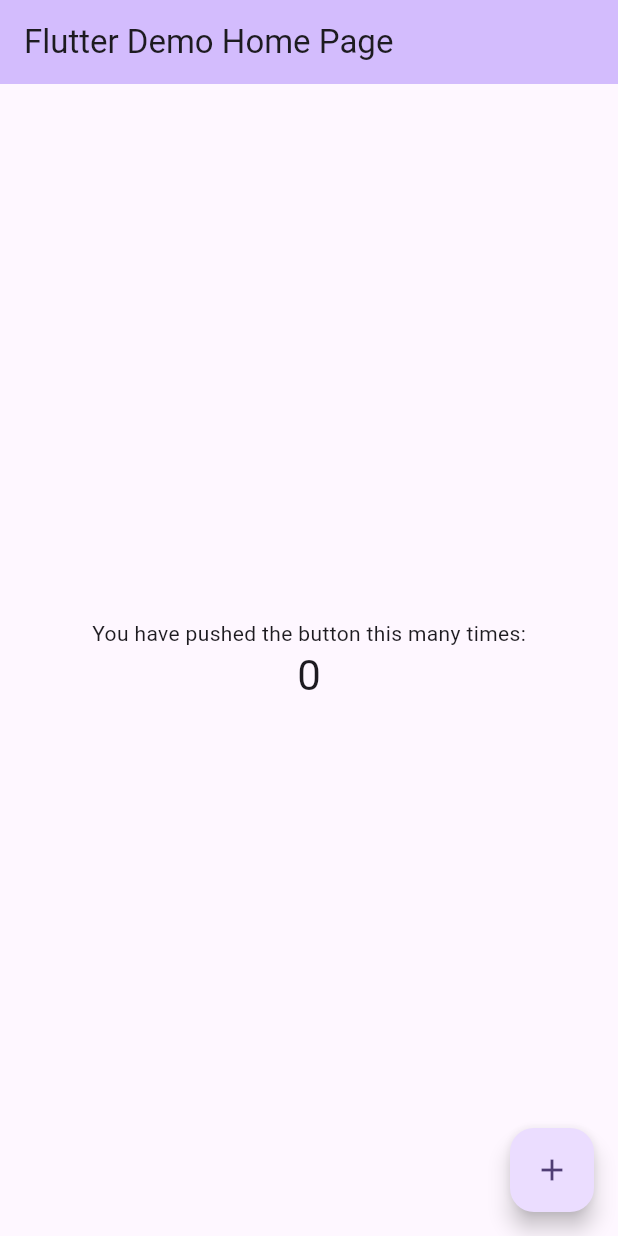
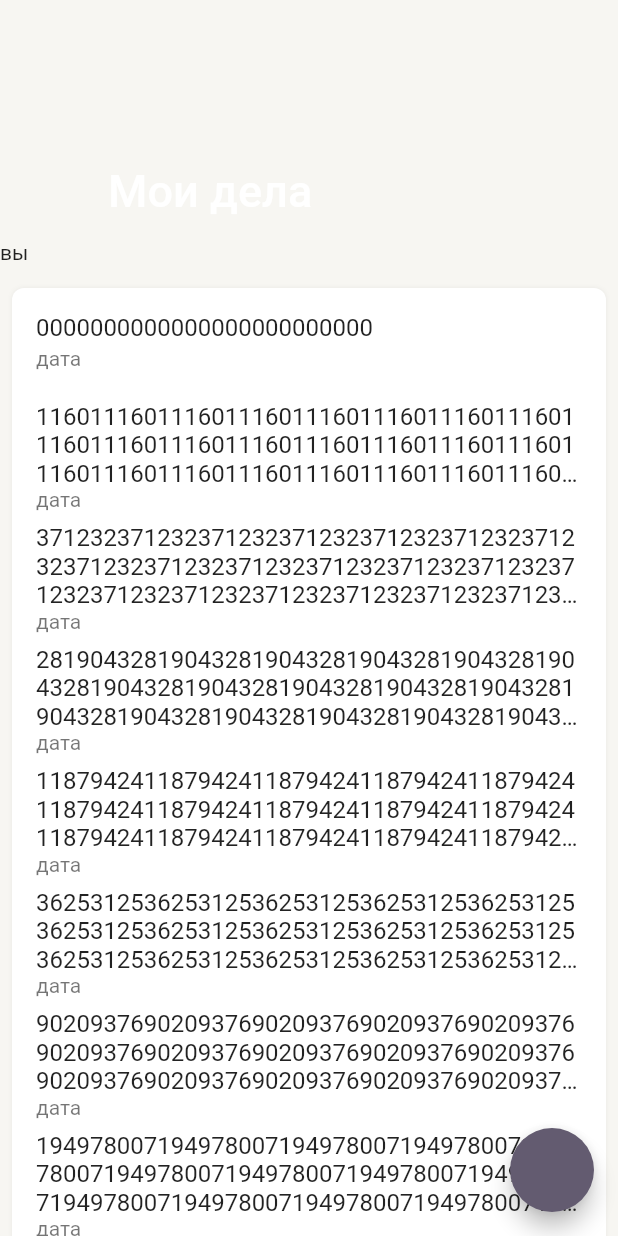
Before and after one commit to IBKnight/yandex_todo_list, a Flutter app: the screen it shows after launch, on a phone screen of 412 x 824 dp. Run offline on Flutter 3.47's test engine with Material 3 defaults, Android fonts, the phone set to English and light mode, and no system bars.

Commit message:
added basic structure;

```diff
--- a/lib/main.dart
+++ b/lib/main.dart
@@ -1,125 +1,14 @@
+import 'dart:async';
+import 'dart:developer';
+
 import 'package:flutter/material.dart';
+import 'package:yandex_todo_list/src/app.dart';
 
 void main() {
-  runApp(const MyApp());
+  runZonedGuarded(
+    () {
+      runApp(const App());
+    },
+    (error, stackTrace) => log('Error: $error, StackTrace: $stackTrace'),
+  );
 }
-
-class MyApp extends StatelessWidget {
-  const MyApp({super.key});
-
-  // This widget is the root of your application.
-  @override
-  Widget build(BuildContext context) {
-    return MaterialApp(
-      title: 'Flutter Demo',
-      theme: ThemeData(
-        // This is the theme of your application.
-        //
-        // TRY THIS: Try running your application with "flutter run". You'll see
-        // the application has a purple toolbar. Then, without quitting the app,
-        // try changing the seedColor in the colorScheme below to Colors.green
-        // and then invoke "hot reload" (save your changes or press the "hot
-        // reload" button in a Flutter-supported IDE, or press "r" if you used
-        // the command line to start the app).
-        //
-        // Notice that the counter didn't reset back to zero; the application
-        // state is not lost during the reload. To reset the state, use hot
-        // restart instead.
-        //
-        // This works for code too, not just values: Most code changes can be
-        // tested with just a hot reload.
-        colorScheme: ColorScheme.fromSeed(seedColor: Colors.deepPurple),
-        useMaterial3: true,
-      ),
-      home: const MyHomePage(title: 'Flutter Demo Home Page'),
-    );
-  }
-}
-
-class MyHomePage extends StatefulWidget {
-  const MyHomePage({super.key, required this.title});
-
-  // This widget is the home page of your application. It is stateful, meaning
-  // that it has a State object (defined below) that contains fields that affect
-  // how it looks.
-
-  // This class is the configuration for the state. It holds the values (in this
-  // case the title) provided by the parent (in this case the App widget) and
-  // used by the build method of the State. Fields in a Widget subclass are
-  // always marked "final".
-
-  final String title;
-
-  @override
-  State<MyHomePage> createState() => _MyHomePageState();
-}
-
-class _MyHomePageState extends State<MyHomePage> {
-  int _counter = 0;
-
-  void _incrementCounter() {
-    setState(() {
-      // This call to setState tells the Flutter framework that something has
-      // changed in this State, which causes it to rerun the build method below
-      // so that the display can reflect the updated values. If we changed
-      // _counter without calling setState(), then the build method would not be
-      // called again, and so nothing would appear to happen.
-      _counter++;
-    });
-  }
-
-  @override
-  Widget build(BuildContext context) {
-    // This method is rerun every time setState is called, for instance as done
-    // by the _incrementCounter method above.
-    //
-    // The Flutter framework has been optimized to make rerunning build methods
-    // fast, so that you can just rebuild anything that needs updating rather
-    // than having to individually change instances of widgets.
-    return Scaffold(
-      appBar: AppBar(
-        // TRY THIS: Try changing the color here to a specific color (to
-        // Colors.amber, perhaps?) and trigger a hot reload to see the AppBar
-        // change color while the other colors stay the same.
-        backgroundColor: Theme.of(context).colorScheme.inversePrimary,
-        // Here we take the value from the MyHomePage object that was created by
-        // the App.build method, and use it to set our appbar title.
-        title: Text(widget.title),
-      ),
-      body: Center(
-        // Center is a layout widget. It takes a single child and positions it
-        // in the middle of the parent.
-        child: Column(
-          // Column is also a layout widget. It takes a list of children and
-          // arranges them vertically. By default, it sizes itself to fit its
-          // children horizontally, and tries to be as tall as its parent.
-          //
-          // Column has various properties to control how it sizes itself and
-          // how it positions its children. Here we use mainAxisAlignment to
-          // center the children vertically; the main axis here is the vertical
-          // axis because Columns are vertical (the cross axis would be
-          // horizontal).
-          //
-          // TRY THIS: Invoke "debug painting" (choose the "Toggle Debug Paint"
-          // action in the IDE, or press "p" in the console), to see the
-          // wireframe for each widget.
-          mainAxisAlignment: MainAxisAlignment.center,
-          children: <Widget>[
-            const Text(
-              'You have pushed the button this many times:',
-            ),
-            Text(
-              '$_counter',
-              style: Theme.of(context).textTheme.headlineMedium,
-            ),
-          ],
-        ),
-      ),
-      floatingActionButton: FloatingActionButton(
-        onPressed: _incrementCounter,
-        tooltip: 'Increment',
-        child: const Icon(Icons.add),
-      ), // This trailing comma makes auto-formatting nicer for build methods.
-    );
-  }
-}
--- /dev/null
+++ b/lib/src/app.dart
@@ -0,0 +1,20 @@
+import 'package:flutter/material.dart';
+import 'package:yandex_todo_list/src/features/todos_list/presentation/todos_list_screen.dart';
+
+class App extends StatelessWidget {
+  const App({super.key});
+
+  @override
+  Widget build(BuildContext context) {
+    return MaterialApp(
+      title: 'ToDo List',
+      debugShowCheckedModeBanner: false,
+      theme: ThemeData(
+        colorScheme: ColorScheme.fromSeed(seedColor: Colors.deepPurple),
+        useMaterial3: false,
+
+      ),
+      home: const TodosListScreen(),
+    );
+  }
+}
--- /dev/null
+++ b/lib/src/common/palette.dart
@@ -0,0 +1,3 @@
+abstract class Palette{
+
+}
--- /dev/null
+++ b/lib/src/common/strings.dart
@@ -0,0 +1,11 @@
+abstract class Strings {
+  static const String myTodos = 'Мои дела';
+  static const String completed = 'Выполнено — ';
+  static const String whatNeedToDo = 'Что надо сделать…';
+  static const String priority = 'Важность';
+  static const String doUpTo = 'Сделать до';
+  static const String delete = 'Удалить';
+  static const String save = 'Сохранить';
+  static const String newTodos = 'Новое';
+  static const String date = 'дата';
+}
--- /dev/null
+++ b/lib/src/features/todos_list/domain/todo_entity.dart
@@ -0,0 +1,30 @@
+class TodoEntity {
+  final int id;
+  final String description;
+  final DateTime? date;
+  final TodoPriority priority;
+  final bool isCompleted;
+
+  TodoEntity({
+    required this.id,
+    required this.description,
+    required this.date,
+    required this.priority,
+    required this.isCompleted,
+  });
+}
+
+enum TodoPriority {
+  no(1),
+  low(2),
+  high(3);
+
+  final int priority;
+
+  const TodoPriority(this.priority);
+
+  static TodoPriority fromLevel(int priority) {
+    return TodoPriority.values.firstWhere((e) => e.priority == priority,
+        orElse: () => throw ArgumentError('Invalid level: $priority'));
+  }
+}
--- /dev/null
+++ b/lib/src/features/todos_list/presentation/todos_list_screen.dart
@@ -0,0 +1,101 @@
+import 'dart:math';
+
+import 'package:flutter/material.dart';
+import 'package:yandex_todo_list/src/common/strings.dart';
+import 'package:yandex_todo_list/src/features/todos_list/domain/todo_entity.dart';
+
+class TodosListScreen extends StatefulWidget {
+  const TodosListScreen({super.key});
+
+  @override
+  State<TodosListScreen> createState() => _TodosListScreenState();
+}
+
+class _TodosListScreenState extends State<TodosListScreen> {
+  final List<TodoEntity> mockList = List.generate(20, (index) {
+    final random = Random();
+
+    List<TodoPriority> priorities = TodoPriority.values;
+
+    int randomIndex = random.nextInt(priorities.length);
+    TodoPriority randomPriority = priorities[randomIndex];
+
+    return TodoEntity(
+      id: index,
+      description: (pow(index, 5)).hashCode.toString() * 25,
+      date: DateTime(2025),
+      priority: randomPriority,
+      isCompleted: random.nextBool(),
+    );
+  });
+
+  @override
+  Widget build(BuildContext context) {
+    return Scaffold(
+      backgroundColor: const Color(0xFFF7F6F2),
+      body: CustomScrollView(
+        slivers: [
+          const SliverAppBar(
+            backgroundColor: Color(0xFFF7F6F2),
+            pinned: true,
+            snap: false,
+            floating: false,
+            expandedHeight: 160.0,
+            flexibleSpace: FlexibleSpaceBar(
+              title: Text(Strings.myTodos),
+            ),
+          ),
+          const SliverToBoxAdapter(
+            child: Row(
+              children: [Text('вы')],
+            ),
+          ),
+          SliverPadding(
+            padding: const EdgeInsets.symmetric(
+              horizontal: 8,
+              vertical: 16,
+            ),
+            sliver: DecoratedSliver(
+              decoration: BoxDecoration(
+                color: Colors.white,
+                borderRadius: BorderRadius.circular(8),
+                boxShadow: [
+                  BoxShadow(
+                    blurRadius: 2,
+                    color: const Color(0xFF000000).withOpacity(0.06),
+                  ),
+                  BoxShadow(
+                    offset: const Offset(0, 2),
+                    color: const Color(0xFF000000).withOpacity(0.06),
+                  )
+                ],
+              ),
+              sliver: SliverList.builder(
+                itemCount: mockList.length + 1,
+                itemBuilder: (context, index) {
+                  // TodoEntity item = mockList[index];
+                  if (index == mockList.length) {
+                    return Text(Strings.newTodos);
+                  }
+                  return ListTile(
+                    title: Text(
+                      mockList[index].description,
+                      maxLines: 3,
+                      overflow: TextOverflow.ellipsis,
+                    ),
+                    subtitle:
+                        mockList[index].date != null ? const Text(Strings.date) : null,
+                  );
+                },
+              ),
+            ),
+          ),
+          const SliverToBoxAdapter(
+            child: Text(Strings.newTodos),
+          ),
+        ],
+      ),
+      floatingActionButton: FloatingActionButton(onPressed: () {}),
+    );
+  }
+}
```
Also changed, not shown: 1 other file.
